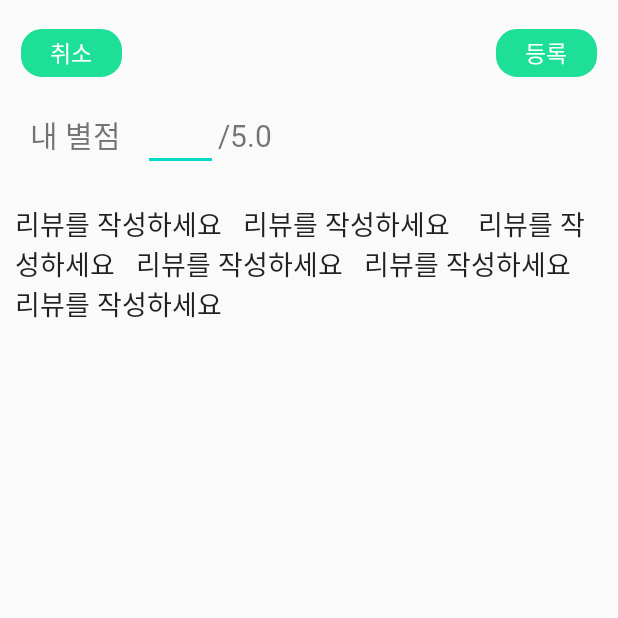
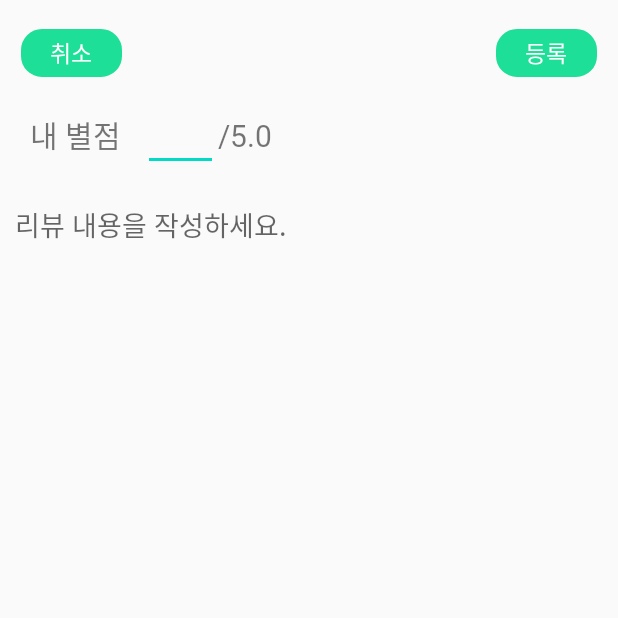
Before and after one commit to sunga08/Capstone-Design, an Android app: the RegisterActivityReview screen opened directly, with no data from a screen before it, on a phone screen of 412 x 824 dp, the top half of it. Run offline under Robolectric (Android 15) with nearby library versions, the phone set to English and light mode, and no system bars; our stand-ins replace Volley; 2 statements that could not run were skipped.

Commit message:
xml edit test

```diff
--- a/app/src/main/res/layout/review_write.xml
+++ b/app/src/main/res/layout/review_write.xml
@@ -88,6 +88,6 @@
             android:padding="10dp"
             android:scrollbars="vertical"
             android:background="@android:color/transparent"
-            android:text="리뷰를 작성하세요   리뷰를 작성하세요    리뷰를 작성하세요   리뷰를 작성하세요   리뷰를 작성하세요   리뷰를 작성하세요" />
+            android:hint="리뷰 내용을 작성하세요."/>
     </RelativeLayout>
 </RelativeLayout>
```
